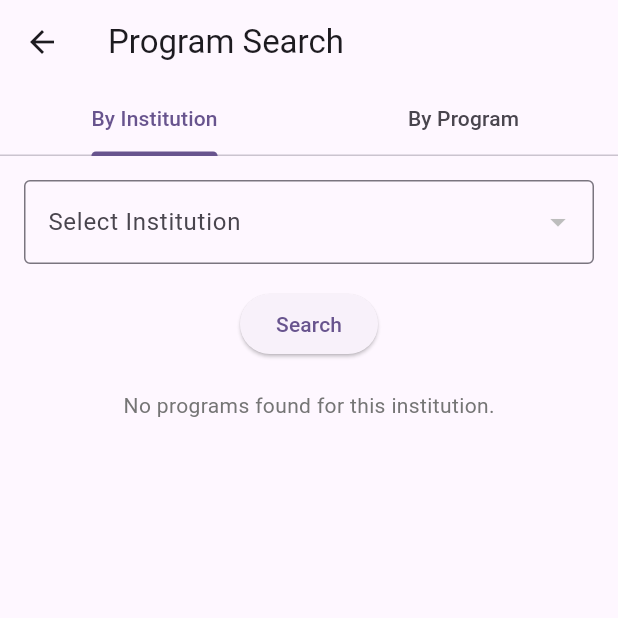
After one commit to timayabi2020/nemisfrontend, a Flutter app: the ProgramSearchPage screen opened directly, after a tap on "Search", on a phone screen of 412 x 824 dp, the top half of it. The commit adds this screen. Run offline on Flutter 3.47's test engine with Material 3 defaults, Android fonts, the phone set to English and light mode, and no system bars; our stand-ins replace fl_chart; network calls fail.

Commit message:
Added institution, courses and program search

```diff
--- a/lib/config.dart
+++ b/lib/config.dart
@@ -2,3 +2,7 @@ const NEMIS_URI = "https://student-nemis-dbb3c9etf0bbgqd5.southafricanorth-01.az
 const BASE_URL = "https://eduhub001-bmewcahgdpcyfcce.southafricanorth-01.azurewebsites.net/api";
 const REGISTRATION = "$BASE_URL/auth/register/";
 const LOGIN = "$BASE_URL/auth/login/";
+const PROGRAMS = "$BASE_URL/academics/programs/";
+const COURSES = "$BASE_URL/academics/courses/";
+const INSTITUTIONS = "$BASE_URL/academics/institutions/";
+const UNITS = "$BASE_URL/academics/units/";
--- a/lib/screens/dashboard/dashboard_screen.dart
+++ b/lib/screens/dashboard/dashboard_screen.dart
@@ -9,6 +9,7 @@ import 'package:techhackportal/screens/dashboard/schoolstatuscard.dart';
 import 'package:techhackportal/screens/dashboard/studentprofilecard.dart';
 import 'package:techhackportal/screens/history/studenthistory.dart';
 import 'package:techhackportal/screens/login/login_screen.dart';
+import 'package:techhackportal/screens/programs/programsearch.dart';
 
 class AdminDashboard extends StatefulWidget {
   final String studentid;
@@ -76,7 +77,7 @@ class _AdminDashboardState extends State<AdminDashboard> {
           schoolHistory: schoolHistory,
         );
       case 2: // Settings
-        return const Center(child: Text('Settings Page'));
+        return ProgramSearchPage();
       case 3: // History
         return const Center(child: Text('History Page'));
       default:
@@ -207,6 +208,7 @@ class _AdminDashboardState extends State<AdminDashboard> {
                         children: [
                             _buildSidebarTile('Dashboard', Icons.dashboard, 0),
                             _buildSidebarTile('Academic History', Icons.history_edu, 1),
+                            _buildSidebarTile('Available Programs', Icons.school, 2),
 
 
                           const Divider(color: Colors.white70),
--- /dev/null
+++ b/lib/screens/programs/models.dart
@@ -0,0 +1,94 @@
+class Program {
+  final int id;
+  final String name;
+  final int durationYears;
+  final int institutionId;
+
+  Program({
+    required this.id,
+    required this.name,
+    required this.durationYears,
+    required this.institutionId,
+  });
+
+  factory Program.fromJson(Map<String, dynamic> json) {
+    return Program(
+      id: json['id'],
+      name: json['name'],
+      durationYears: json['duration_years'],
+      institutionId: json['institution'],
+    );
+  }
+}
+
+class Course {
+  final int id;
+  final String title;
+  final int semester;
+  final int programId;
+
+  Course({
+    required this.id,
+    required this.title,
+    required this.semester,
+    required this.programId,
+  });
+
+  factory Course.fromJson(Map<String, dynamic> json) {
+    return Course(
+      id: json['id'],
+      title: json['title'],
+      semester: json['semester'],
+      programId: json['program'],
+    );
+  }
+}
+
+class Institution {
+  final int id;
+  final String name;
+  final String code;
+  final String website;
+
+  Institution({
+    required this.id,
+    required this.name,
+    required this.code,
+    required this.website,
+  });
+
+  factory Institution.fromJson(Map<String, dynamic> json) {
+    return Institution(
+      id: json['id'],
+      name: json['name'],
+      code: json['code'],
+      website: json['website'],
+    );
+  }
+}
+
+class AcademicUnit {
+  final int id;
+  final String code;
+  final String name;
+  final String description;
+  final int courseId;
+
+  AcademicUnit({
+    required this.id,
+    required this.code,
+    required this.name,
+    required this.description,
+    required this.courseId,
+  });
+
+  factory AcademicUnit.fromJson(Map<String, dynamic> json) {
+    return AcademicUnit(
+      id: json['id'],
+      code: json['code'],
+      name: json['name'],
+      description: json['description'],
+      courseId: json['course'],
+    );
+  }
+}
--- /dev/null
+++ b/lib/screens/programs/programsearch.dart
@@ -0,0 +1,510 @@
+import 'package:flutter/material.dart';
+import 'package:http/http.dart' as http;
+import 'package:techhackportal/config.dart';
+import 'package:url_launcher/url_launcher.dart';
+import 'models.dart';
+import 'dart:convert';
+import 'dart:async';
+
+class ProgramSearchPage extends StatefulWidget {
+  @override
+  _ProgramSearchPageState createState() => _ProgramSearchPageState();
+}
+
+class _ProgramSearchPageState extends State<ProgramSearchPage> {
+  final TextEditingController _searchController = TextEditingController();
+  String? selectedInstitutionId;
+
+  List<Program> programs = [];
+  List<Course> courses = [];
+  List<Institution> institutions = [];
+
+  // Separate states for institution tab
+  Program? institutionTabProgram;
+  Institution? institutionTabInstitution;
+  List<Course> institutionTabCourses = [];
+
+  // Separate states for program tab
+  Program? programTabProgram;
+  Institution? programTabInstitution;
+  List<Course> programTabCourses = [];
+  List<Institution> programTabInstitutions = [];
+
+  List<Program> institutionTabPrograms = [];
+Map<int, List<Course>> institutionTabProgramCourses = {};
+Map<int, List<AcademicUnit>> institutionTabCourseUnits = {};
+Map<int, List<AcademicUnit>> programTabCourseUnits = {};
+List<AcademicUnit> units = [];
+
+  @override
+  void initState() {
+    super.initState();
+    _fetchData();
+  }
+
+  Future<void> _fetchData() async {
+  final programRes = await http.get(Uri.parse(PROGRAMS));
+  final courseRes = await http.get(Uri.parse(COURSES));
+  final institutionRes = await http.get(Uri.parse(INSTITUTIONS));
+  final unitRes = await http.get(Uri.parse(UNITS)); // Your API endpoint for units
+
+  if (programRes.statusCode == 200 &&
+      courseRes.statusCode == 200 &&
+      institutionRes.statusCode == 200 &&
+      unitRes.statusCode == 200) {
+    setState(() {
+      programs = (jsonDecode(programRes.body) as List)
+          .map((e) => Program.fromJson(e))
+          .toList();
+      courses = (jsonDecode(courseRes.body) as List)
+          .map((e) => Course.fromJson(e))
+          .toList();
+      institutions = (jsonDecode(institutionRes.body) as List)
+          .map((e) => Institution.fromJson(e))
+          .toList();
+      units = (jsonDecode(unitRes.body) as List)
+          .map((e) => AcademicUnit.fromJson(e))
+          .toList();
+    });
+  } else {
+    print('Failed to load data');
+  }
+}
+
+void _searchByInstitution() {
+  if (selectedInstitutionId != null) {
+    final institutionIdInt = int.parse(selectedInstitutionId!);
+
+    final programsForInstitution = programs.where((p) {
+      final hasCourses = courses.any((c) => c.programId == p.id);
+      return p.institutionId == institutionIdInt && hasCourses;
+    }).toList();
+
+    // Build a map: program.id -> list of courses
+    final programCoursesMap = <int, List<Course>>{};
+    final courseUnitsMap = <int, List<AcademicUnit>>{};
+
+    for (var program in programsForInstitution) {
+      final linkedCourses =
+          courses.where((c) => c.programId == program.id).toList();
+      programCoursesMap[program.id] = linkedCourses;
+
+      // For each course, find units
+      for (var course in linkedCourses) {
+        final linkedUnits =
+            units.where((u) => u.courseId == course.id).toList();
+        courseUnitsMap[course.id] = linkedUnits;
+      }
+    }
+
+    final institution =
+        institutions.firstWhere((inst) => inst.id == institutionIdInt);
+
+    setState(() {
+      institutionTabPrograms = programsForInstitution;
+      institutionTabProgramCourses = programCoursesMap;
+      institutionTabInstitution = institution;
+      institutionTabCourseUnits = courseUnitsMap;
+    });
+  }
+}
+
+
+
+void _searchByProgram(String query) {
+  final filteredPrograms = programs.where((p) {
+    final hasCourses = courses.any((c) => c.programId == p.id);
+    final matchesQuery =
+        p.name.toLowerCase().contains(query.toLowerCase());
+    return hasCourses && matchesQuery;
+  }).toList();
+
+  if (filteredPrograms.isNotEmpty) {
+    final program = filteredPrograms.first;
+
+    // Find all institutions offering this program by name
+    final institutionsOfferingProgram = institutions.where((inst) {
+      return programs.any((p) =>
+          p.institutionId == inst.id &&
+          p.name.toLowerCase() == program.name.toLowerCase());
+    }).toList();
+
+    final programCourses =
+        courses.where((c) => c.programId == program.id).toList();
+
+    // For each course, find academic units
+    final courseUnitsMap = <int, List<AcademicUnit>>{};
+    for (var course in programCourses) {
+      final linkedUnits =
+          units.where((u) => u.courseId == course.id).toList();
+      courseUnitsMap[course.id] = linkedUnits;
+    }
+
+    setState(() {
+      programTabProgram = program;
+      programTabInstitutions = institutionsOfferingProgram;
+      programTabCourses = programCourses;
+      programTabCourseUnits = courseUnitsMap;
+    });
+  } else {
+    setState(() {
+      programTabProgram = null;
+      programTabInstitutions = [];
+      programTabCourses = [];
+      programTabCourseUnits = {};
+    });
+  }
+}
+
+
+
+
+  Future<void> _launchURL(String url) async {
+    if (await canLaunchUrl(Uri.parse(url))) {
+      await launchUrl(Uri.parse(url), mode: LaunchMode.externalApplication);
+    } else {
+      throw 'Could not launch $url';
+    }
+  }
+
+Widget _buildInstitutionTab() {
+  return Padding(
+    padding: const EdgeInsets.all(16.0),
+    child: Column(
+      children: [
+        DropdownButtonFormField<String>(
+          decoration: InputDecoration(
+            labelText: 'Select Institution',
+            border: OutlineInputBorder(),
+          ),
+          value: selectedInstitutionId,
+          items: institutions
+              .map((inst) => DropdownMenuItem(
+                    value: inst.id.toString(),
+                    child: Text(inst.name),
+                  ))
+              .toList(),
+          onChanged: (value) {
+            setState(() {
+              selectedInstitutionId = value;
+              institutionTabPrograms = [];
+              institutionTabInstitution = null;
+              institutionTabProgramCourses = {};
+            });
+          },
+        ),
+        SizedBox(height: 16),
+        ElevatedButton(
+          onPressed: _searchByInstitution,
+          child: Text('Search'),
+        ),
+        SizedBox(height: 20),
+        institutionTabPrograms.isNotEmpty
+            ? Expanded(
+                child: ListView.builder(
+                  itemCount: institutionTabPrograms.length,
+                  itemBuilder: (context, index) {
+                    final program = institutionTabPrograms[index];
+                    final programCourses =
+                        institutionTabProgramCourses[program.id] ?? [];
+                    return Card(
+                      elevation: 4,
+                      margin: EdgeInsets.symmetric(vertical: 8),
+                      shape: RoundedRectangleBorder(
+                          borderRadius: BorderRadius.circular(12)),
+                      child: Padding(
+                        padding: const EdgeInsets.all(16.0),
+                        child: Column(
+                          crossAxisAlignment: CrossAxisAlignment.start,
+                          children: [
+                            Text(
+                              program.name,
+                              style: TextStyle(
+                                  fontSize: 18, fontWeight: FontWeight.bold),
+                            ),
+                            SizedBox(height: 4),
+                            Text(
+                              'Duration: ${program.durationYears} years',
+                              style: TextStyle(color: Colors.grey[700]),
+                            ),
+                            Divider(),
+                            Text(
+                              'Courses:',
+                              style: TextStyle(
+                                  fontSize: 16, fontWeight: FontWeight.w600),
+                            ),
+ListView.separated(
+  shrinkWrap: true,
+  physics: NeverScrollableScrollPhysics(),
+  itemCount: programCourses.length,
+  separatorBuilder: (_, __) => Divider(height: 1),
+  itemBuilder: (context, courseIndex) {
+    final course = programCourses[courseIndex];
+    final linkedUnits =
+        institutionTabCourseUnits[course.id] ?? [];
+
+    return ExpansionTile(
+      leading: Icon(Icons.book),
+      title: Text(course.title),
+      subtitle: Text('Semester ${course.semester}'),
+      children: linkedUnits.map((unit) {
+        return ListTile(
+          title: Text('${unit.code} - ${unit.name}'),
+          subtitle: Text(unit.description),
+        );
+      }).toList(),
+    );
+  },
+),
+
+                          ],
+                        ),
+                      ),
+                    );
+                  },
+                ),
+              )
+            : Text(
+                'No programs found for this institution.',
+                style: TextStyle(color: Colors.grey[600]),
+              ),
+      ],
+    ),
+  );
+}
+
+
+Widget _buildProgramTab() {
+  return Padding(
+    padding: const EdgeInsets.all(16.0),
+    child: Column(
+      children: [
+        Autocomplete<String>(
+          optionsBuilder: (TextEditingValue textEditingValue) {
+            if (textEditingValue.text.isEmpty) {
+              return const Iterable<String>.empty();
+            }
+            return programs
+                .map((p) => p.name)
+                .where((name) => name
+                    .toLowerCase()
+                    .contains(textEditingValue.text.toLowerCase()))
+                .toList();
+          },
+          fieldViewBuilder:
+              (context, controller, focusNode, onEditingComplete) {
+            _searchController.text = controller.text;
+            return TextField(
+              controller: controller,
+              focusNode: focusNode,
+              decoration: InputDecoration(
+                labelText: 'Search Program',
+                border: OutlineInputBorder(),
+                suffixIcon: IconButton(
+                  icon: Icon(Icons.search),
+                  onPressed: () => _searchByProgram(controller.text),
+                ),
+              ),
+              onEditingComplete: onEditingComplete,
+            );
+          },
+          onSelected: (String selection) {
+            _searchController.text = selection;
+            _searchByProgram(selection);
+          },
+        ),
+        SizedBox(height: 20),
+        programTabProgram != null
+            ? Expanded(
+                child: Card(
+                  elevation: 4,
+                  shape: RoundedRectangleBorder(
+                      borderRadius: BorderRadius.circular(12)),
+                  child: Padding(
+                    padding: const EdgeInsets.all(16.0),
+                    child: Column(
+                      crossAxisAlignment: CrossAxisAlignment.start,
+                      children: [
+                        Text(
+                          programTabProgram!.name,
+                          style: TextStyle(
+                              fontSize: 20, fontWeight: FontWeight.bold),
+                        ),
+                        SizedBox(height: 8),
+                        Text(
+                          'Duration: ${programTabProgram!.durationYears} years',
+                          style: TextStyle(color: Colors.grey[700]),
+                        ),
+                        Divider(),
+                        Text(
+                          'Institutions offering this program:',
+                          style: TextStyle(
+                              fontSize: 16,
+                              fontWeight: FontWeight.w600,
+                              color: Colors.teal),
+                        ),
+                        ...programTabInstitutions.map((inst) => InkWell(
+                              onTap: () => _launchURL(inst.website),
+                              child: Padding(
+                                padding:
+                                    const EdgeInsets.symmetric(vertical: 4.0),
+                                child: Text(
+                                  inst.name,
+                                  style: TextStyle(
+                                      color: Colors.blueAccent,
+                                      decoration: TextDecoration.underline),
+                                ),
+                              ),
+                            )),
+                        Divider(),
+                        Text(
+                          'Courses:',
+                          style: TextStyle(
+                              fontSize: 16, fontWeight: FontWeight.w600),
+                        ),
+                        Expanded(
+                          child: ListView.separated(
+                            itemCount: programTabCourses.length,
+                            separatorBuilder: (_, __) => Divider(height: 1),
+                            itemBuilder: (context, index) {
+                              final course = programTabCourses[index];
+                              final linkedUnits =
+                                  programTabCourseUnits[course.id] ?? [];
+
+                              return ExpansionTile(
+                                leading: Icon(Icons.book),
+                                title: Text(course.title),
+                                subtitle:
+                                    Text('Semester ${course.semester}'),
+                                children: linkedUnits.map((unit) {
+                                  return ListTile(
+                                    title: Text(
+                                        '${unit.code} - ${unit.name}'),
+                                    subtitle: Text(unit.description),
+                                  );
+                                }).toList(),
+                              );
+                            },
+                          ),
+                        ),
+                      ],
+                    ),
+                  ),
+                ),
+              )
+            : Text(
+                'Search for a program to see details.',
+                style: TextStyle(color: Colors.grey[600]),
+              ),
+      ],
+    ),
+  );
+}
+
+
+  Widget _buildResultCard(Program? program, List<Institution> institutionsList,
+    List<Course> coursesList) {
+  return program != null
+      ? Expanded(
+          child: Card(
+            elevation: 4,
+            shape: RoundedRectangleBorder(
+              borderRadius: BorderRadius.circular(12),
+            ),
+            child: Padding(
+              padding: const EdgeInsets.all(16.0),
+              child: Column(
+                crossAxisAlignment: CrossAxisAlignment.start,
+                children: [
+                  Text(
+                    program.name,
+                    style:
+                        TextStyle(fontSize: 20, fontWeight: FontWeight.bold),
+                  ),
+                  SizedBox(height: 8),
+                  Text(
+                    'Duration: ${program.durationYears} years',
+                    style: TextStyle(color: Colors.grey[700]),
+                  ),
+                  SizedBox(height: 8),
+                  Divider(),
+                  Text(
+                    'Institutions offering this program:',
+                    style: TextStyle(
+                        fontSize: 16,
+                        fontWeight: FontWeight.w600,
+                        color: Colors.teal),
+                  ),
+                  ...institutionsList.map((inst) => InkWell(
+                        onTap: () => _launchURL(inst.website),
+                        child: Padding(
+                          padding: const EdgeInsets.symmetric(vertical: 4.0),
+                          child: Text(
+                            inst.name,
+                            style: TextStyle(
+                                color: Colors.blueAccent,
+                                decoration: TextDecoration.underline),
+                          ),
+                        ),
+                      )),
+                  Divider(),
+                  Text(
+                    'Courses:',
+                    style: TextStyle(
+                        fontSize: 16, fontWeight: FontWeight.w600),
+                  ),
+                  Expanded(
+                    child: ListView.separated(
+                      itemCount: coursesList.length,
+                      separatorBuilder: (_, __) => Divider(height: 1),
+                      itemBuilder: (context, index) {
+                        final course = coursesList[index];
+                        return ListTile(
+                          leading: Icon(Icons.book),
+                          title: Text(course.title),
+                          subtitle: Text('Semester ${course.semester}'),
+                        );
+                      },
+                    ),
+                  ),
+                ],
+              ),
+            ),
+          ),
+        )
+      : Text(
+          'No results to show.',
+          style: TextStyle(color: Colors.grey[600]),
+        );
+}
+
+
+  @override
+  Widget build(BuildContext context) {
+    return WillPopScope(
+    onWillPop: () async {
+      // Returning false disables the back button
+      return false;
+    },child:DefaultTabController(
+      length: 2,
+
+      child: Scaffold(
+        appBar: AppBar(
+          title: Text('Program Search'),
+          bottom: TabBar(
+            tabs: [
+              Tab(text: 'By Institution'),
+              Tab(text: 'By Program'),
+            ],
+          ),
+        ),
+        body: TabBarView(
+          children: [
+            _buildInstitutionTab(),
+            _buildProgramTab(),
+          ],
+        ),
+      ),
+    ));
+  }
+}
```
